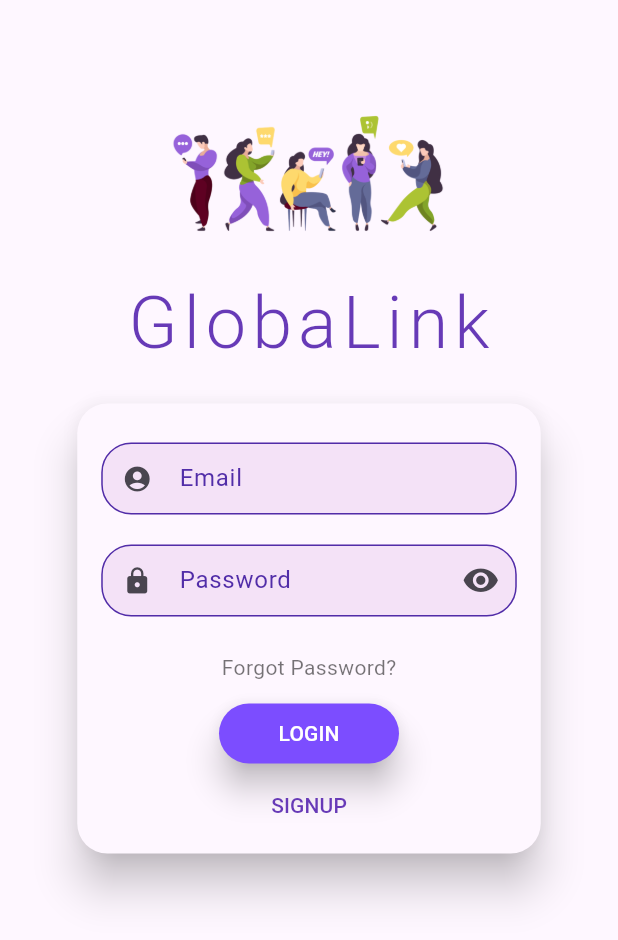
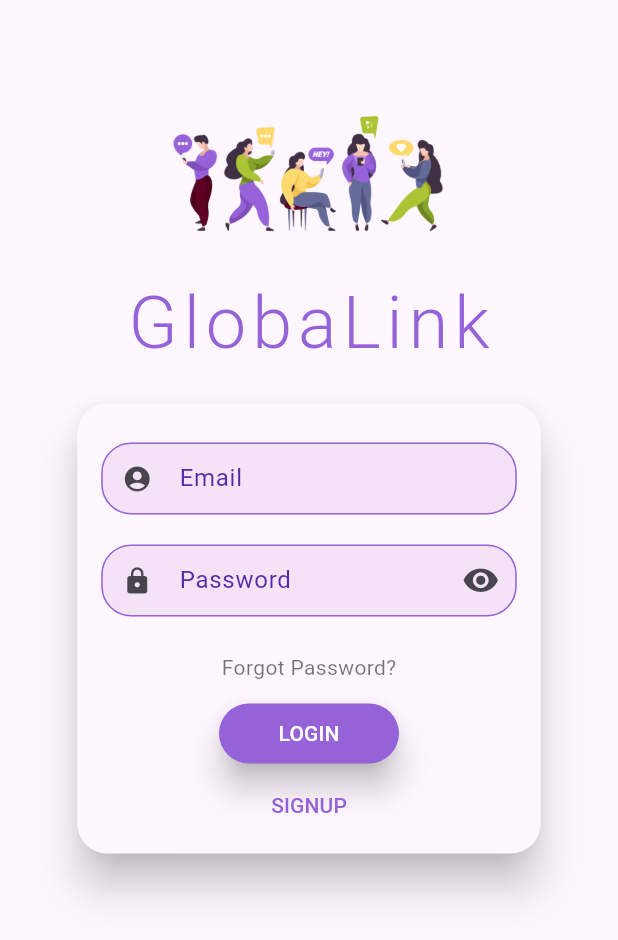
Before and after one commit to SmokyCrow/GlobaLink, a Flutter app: the screen it shows after launch, on a phone screen of 412 x 824 dp. Shown: the top 940 px of the screen. Run offline on Flutter 3.47's test engine with Material 3 defaults, Android fonts, the phone set to English and light mode, and no system bars; drawn by our look-alikes of flutter_login; our stand-ins replace cloud_firestore, file_picker, firebase_auth, firebase_core, firebase_storage, flutter_chat_types and 3 more; missing offline and left inert: flutter_firebase_chat_core; accounts and stored records are empty; Roboto replaces fonts that are missing (Quicksand).

Commit message:
Home screen now has bottomNavBar, profile screen added, but it is basic

```diff
--- a/lib/screens/chat_screen.dart
+++ b/lib/screens/chat_screen.dart
@@ -305,6 +305,7 @@ class _ChatPageState extends State<ChatPage> {
   @override
   Widget build(BuildContext context) => Scaffold(
     appBar: AppBar(
+      backgroundColor: Color.fromARGB(255, 149, 98, 216),
       systemOverlayStyle: SystemUiOverlayStyle.light,
       title: const Text('Chat'),
     ),
@@ -324,6 +325,10 @@ class _ChatPageState extends State<ChatPage> {
           user: types.User(
             id: FirebaseChatCore.instance.firebaseUser?.uid ?? '',
           ),
+          theme: const DefaultChatTheme(
+            inputBackgroundColor: Color.fromARGB(255, 149, 98, 216),
+            primaryColor: Color.fromARGB(255, 186, 57, 250)
+          ),
         ),
       ),
     ),
--- a/lib/screens/signin_screen.dart
+++ b/lib/screens/signin_screen.dart
@@ -280,13 +280,13 @@ class SignInScreen extends StatelessWidget {
 
 
         theme: LoginTheme(
-          primaryColor: Colors.deepPurple,
+          primaryColor: Color.fromARGB(255, 149, 98, 216),
           accentColor: Colors.white,
           errorColor: Colors.deepOrange,
           pageColorLight: Colors.transparent,
           pageColorDark: Colors.transparent,
           titleStyle: const TextStyle(
-            color: Colors.deepPurple,
+            color: Color.fromARGB(255, 149, 98, 216),
             fontFamily: 'Quicksand',
             letterSpacing: 4,
           ),
@@ -297,8 +297,8 @@ class SignInScreen extends StatelessWidget {
           ),
           // Button Theme
           buttonTheme: const LoginButtonTheme(
-            backgroundColor: Colors.deepPurpleAccent,
-            highlightColor: Colors.deepPurple,
+            backgroundColor: Color.fromARGB(255, 149, 98, 216),
+            highlightColor: Color.fromARGB(255, 149, 98, 216),
             splashColor: Colors.purpleAccent,
             elevation: 9.0,
             highlightElevation: 6.0,
@@ -310,15 +310,15 @@ class SignInScreen extends StatelessWidget {
             contentPadding: const EdgeInsets.symmetric(vertical: 4.0, horizontal: 8.0),
             border: OutlineInputBorder(
               borderRadius: BorderRadius.circular(20.0),
-              borderSide: BorderSide(color: Colors.deepPurple.shade500),
+              borderSide: BorderSide(color: Color.fromARGB(255, 149, 98, 216)),
             ),
             enabledBorder: OutlineInputBorder(
               borderRadius: BorderRadius.circular(20.0),
-              borderSide: BorderSide(color: Colors.deepPurple.shade700),
+              borderSide: BorderSide(color: Color.fromARGB(255, 149, 98, 216)),
             ),
             focusedBorder: OutlineInputBorder(
               borderRadius: BorderRadius.circular(25.0),
-              borderSide: BorderSide(color: Colors.deepPurple.shade900),
+              borderSide: BorderSide(color: Color.fromARGB(255, 149, 98, 216)),
             ),
             labelStyle: TextStyle(color: Colors.deepPurple.shade700),
             errorBorder: OutlineInputBorder(
--- a/lib/screens/users_screen.dart
+++ b/lib/screens/users_screen.dart
@@ -47,6 +47,7 @@ class UsersPage extends StatelessWidget {
   @override
   Widget build(BuildContext context) => Scaffold(
     appBar: AppBar(
+      backgroundColor: Color.fromARGB(255, 149, 98, 216),
       systemOverlayStyle: SystemUiOverlayStyle.light,
       title: const Text('Users'),
     ),
```
Also changed, not shown: lib/screens/home_screen.dart (+38 -15 lines), lib/screens/profile_screen.dart (added, +66 -0 lines).
